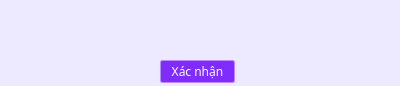
Before: the Qt Designer form theme/deletefolder.ui in im-dlam/PyQt5.AppManageMMO, drawn with Qt 5.
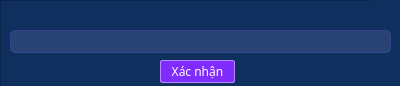
After: the same form once the commit is applied. Icons and pictures are not drawn.

```diff
--- a/theme/deletefolder.ui
+++ b/theme/deletefolder.ui
@@ -29,6 +29,63 @@
    <string notr="true">background-color: rgb(237, 234, 255);</string>
   </property>
   <widget class="QWidget" name="centralwidget">
+   <widget class="QFrame" name="frame">
+    <property name="geometry">
+     <rect>
+      <x>0</x>
+      <y>0</y>
+      <width>401</width>
+      <height>91</height>
+     </rect>
+    </property>
+    <property name="styleSheet">
+     <string notr="true">background-color: rgb(15, 47, 94);</string>
+    </property>
+    <property name="frameShape">
+     <enum>QFrame::StyledPanel</enum>
+    </property>
+    <property name="frameShadow">
+     <enum>QFrame::Raised</enum>
+    </property>
+    <widget class="QLabel" name="label">
+     <property name="geometry">
+      <rect>
+       <x>10</x>
+       <y>30</y>
+       <width>381</width>
+       <height>23</height>
+      </rect>
+     </property>
+     <property name="font">
+      <font>
+       <family>MesloLGMDZ Nerd Font</family>
+       <pointsize>8</pointsize>
+       <weight>75</weight>
+       <italic>false</italic>
+       <bold>true</bold>
+      </font>
+     </property>
+     <property name="styleSheet">
+      <string notr="true">QLabel{
+border:none;
+border-radius:5px;
+border: 1px solid  rgb(54, 70, 141);
+color: #ffffff;
+background-color: rgba(82,98,150,100);
+padding:5px;
+}
+QLabel:hover{
+border:none;
+border-radius:5px;
+border: 1px solid #465ab5;
+color: #ffffff;
+padding:5px;
+}</string>
+     </property>
+     <property name="text">
+      <string/>
+     </property>
+    </widget>
    <widget class="QPushButton" name="pushButton">
     <property name="geometry">
      <rect>
@@ -65,33 +122,48 @@
      <string>Xác nhận</string>
     </property>
    </widget>
-   <widget class="QLabel" name="label">
+    <widget class="QPushButton" name="btn_close">
     <property name="geometry">
      <rect>
-      <x>20</x>
-      <y>20</y>
-      <width>361</width>
-      <height>21</height>
+       <x>370</x>
+       <y>0</y>
+       <width>31</width>
+       <height>23</height>
      </rect>
     </property>
     <property name="font">
      <font>
-      <family>MesloLGMDZ Nerd Font</family>
-      <pointsize>10</pointsize>
-      <weight>75</weight>
-      <italic>false</italic>
-      <bold>true</bold>
+       <family>MesloLGLDZ Nerd Font</family>
      </font>
     </property>
     <property name="styleSheet">
-     <string notr="true">color: rgb(157, 0, 0);</string>
+      <string notr="true">
+
+QPushButton{
+border:none;
+border-radius:2px;
+color: rgb(255, 255, 255);
+}
+QPushButton:hover{
+border:none;
+border-radius:3px;
+color: rgb(255, 255, 255);
+	background-color: rgb(255, 84, 135);
+}</string>
     </property>
     <property name="text">
      <string/>
     </property>
+     <property name="icon">
+      <iconset resource="../icons/icons.qrc">
+       <normaloff>:/icons/png/icons8-x-24_green.png</normaloff>:/icons/png/icons8-x-24_green.png</iconset>
+     </property>
    </widget>
   </widget>
  </widget>
- <resources/>
+ </widget>
+ <resources>
+  <include location="../icons/icons.qrc"/>
+ </resources>
  <connections/>
 </ui>
```
Lines whose indentation alone changed are shown as unchanged.
